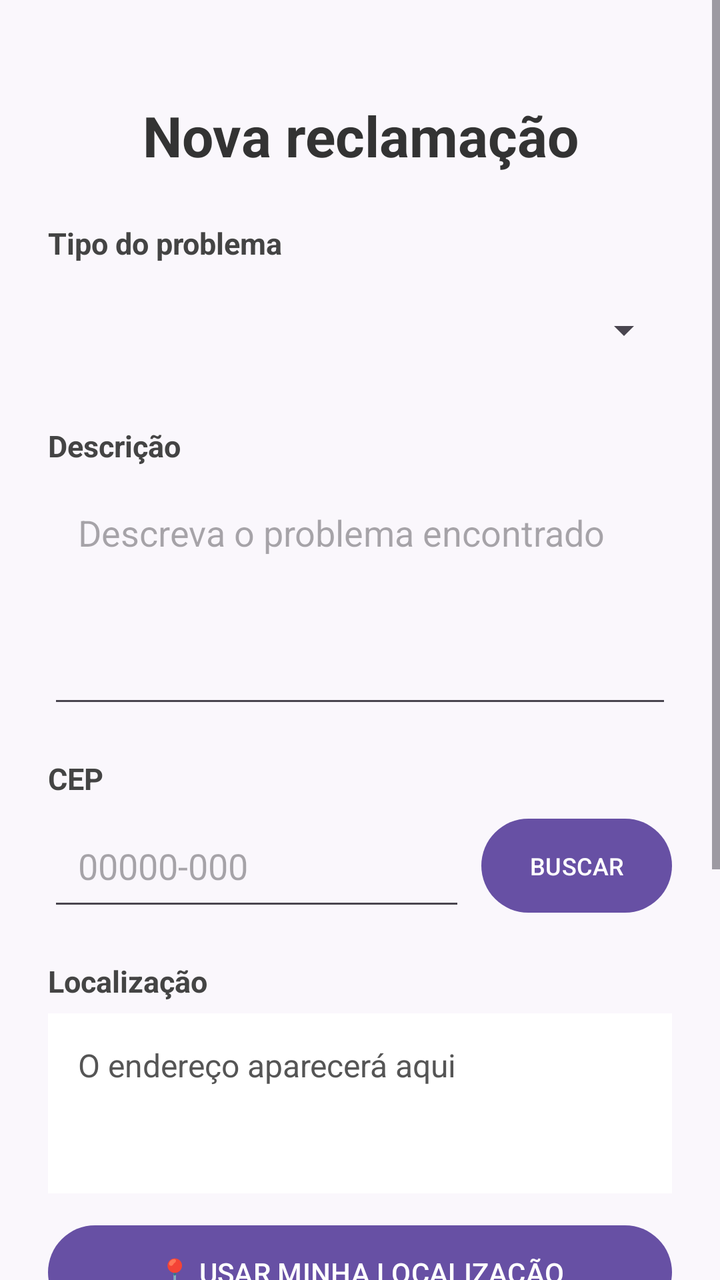
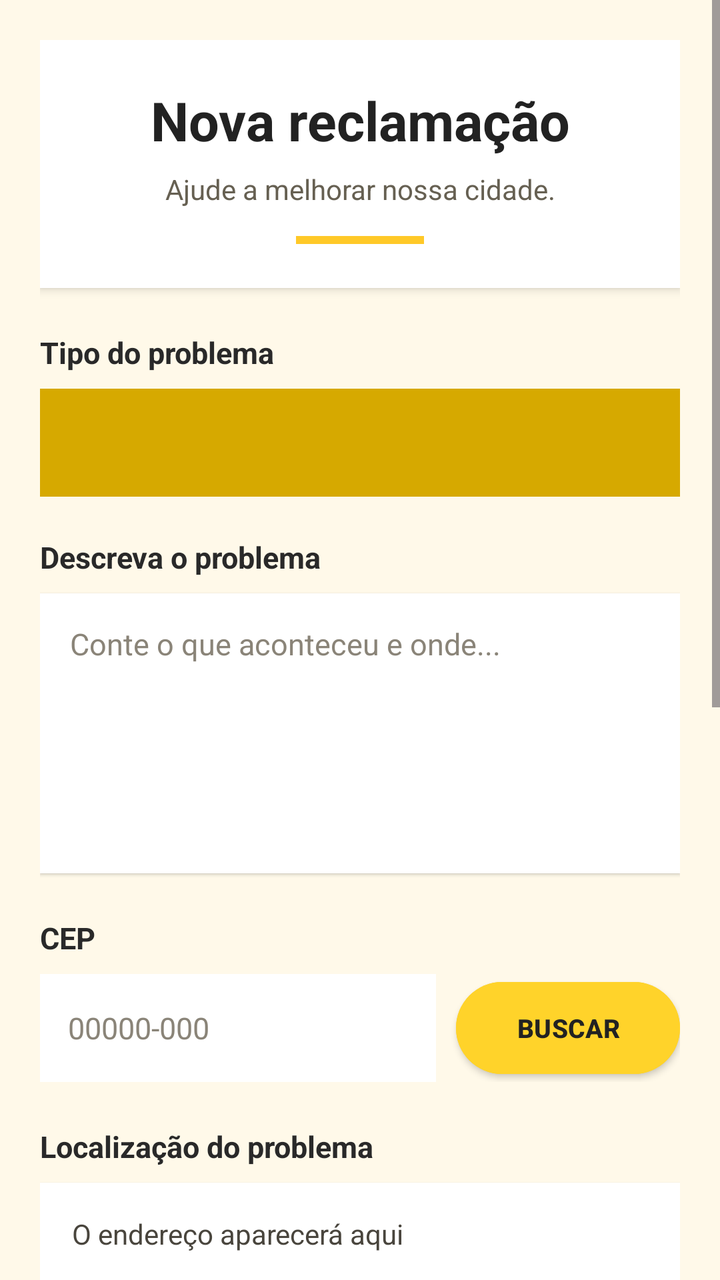

Screens rendered from an Android XML layout before and after an edit, with the pre-edit source and the edit as a unified diff.
<!-- AndroidManifest.xml: application theme Theme.CidadeAtiva -->
<!-- res/layout/activity_reclamacao.xml -->
<?xml version="1.0" encoding="utf-8"?>
<ScrollView
    xmlns:android="http://schemas.android.com/apk/res/android"
    android:layout_width="match_parent"
    android:layout_height="match_parent"
    android:background="#FAF7FC">

    <LinearLayout
        android:layout_width="match_parent"
        android:layout_height="wrap_content"
        android:orientation="vertical"
        android:padding="24dp">

        
        
        

        <TextView
            android:layout_width="match_parent"
            android:layout_height="wrap_content"
            android:text="Nova reclamação"
            android:textSize="28sp"
            android:textStyle="bold"
            android:textColor="#333333"
            android:gravity="center"
            android:layout_marginTop="25dp"
            android:layout_marginBottom="25dp"/>

        
        
        

        <TextView
            android:layout_width="match_parent"
            android:layout_height="wrap_content"
            android:text="Tipo do problema"
            android:textSize="15sp"
            android:textStyle="bold"
            android:textColor="#444444"
            android:layout_marginBottom="6dp"/>

        <Spinner
            android:id="@+id/spinnerTipo"
            android:layout_width="match_parent"
            android:layout_height="55dp"
            android:layout_marginBottom="20dp"/>

        
        
        

        <TextView
            android:layout_width="match_parent"
            android:layout_height="wrap_content"
            android:text="Descrição"
            android:textSize="15sp"
            android:textStyle="bold"
            android:textColor="#444444"
            android:layout_marginBottom="6dp"/>

        <EditText
            android:id="@+id/edtDescricao"
            android:layout_width="match_parent"
            android:layout_height="120dp"
            android:hint="Descreva o problema encontrado"
            android:gravity="top"
            android:inputType="textMultiLine"
            android:padding="15dp"
            android:layout_marginBottom="20dp"/>

        
        
        

        <TextView
            android:layout_width="match_parent"
            android:layout_height="wrap_content"
            android:text="CEP"
            android:textSize="15sp"
            android:textStyle="bold"
            android:textColor="#444444"
            android:layout_marginBottom="6dp"/>

        <LinearLayout
            android:layout_width="match_parent"
            android:layout_height="wrap_content"
            android:orientation="horizontal"
            android:gravity="center_vertical">

            <EditText
                android:id="@+id/edtCep"
                android:layout_width="0dp"
                android:layout_height="55dp"
                android:layout_weight="1"
                android:hint="00000-000"
                android:inputType="number"
                android:maxLength="9"
                android:padding="15dp"/>

            <Button
                android:id="@+id/btnBuscarCep"
                android:layout_width="wrap_content"
                android:layout_height="55dp"
                android:text="BUSCAR"
                android:textSize="12sp"
                android:layout_marginStart="8dp"/>
        </LinearLayout>

        
        
        

        <TextView
            android:layout_width="match_parent"
            android:layout_height="wrap_content"
            android:text="Localização"
            android:textSize="15sp"
            android:textStyle="bold"
            android:textColor="#444444"
            android:layout_marginTop="20dp"
            android:layout_marginBottom="6dp"/>

        <TextView
            android:id="@+id/txtEndereco"
            android:layout_width="match_parent"
            android:layout_height="wrap_content"
            android:text="O endereço aparecerá aqui"
            android:textSize="16sp"
            android:textColor="#555555"
            android:background="#FFFFFF"
            android:padding="15dp"
            android:minHeight="90dp"/>

        
        
        

        <Button
            android:id="@+id/btnLocalizacao"
            android:layout_width="match_parent"
            android:layout_height="55dp"
            android:text="📍 USAR MINHA LOCALIZAÇÃO"
            android:layout_marginTop="12dp"/>

        
        
        

        <Button
            android:id="@+id/btnEnderecoManual"
            android:layout_width="match_parent"
            android:layout_height="55dp"
            android:text="✏️ DIGITAR ENDEREÇO MANUALMENTE"
            android:layout_marginTop="10dp"/>

        
        
        

        <Button
            android:id="@+id/btnFoto"
            android:layout_width="match_parent"
            android:layout_height="55dp"
            android:text="📷 ADICIONAR FOTO"
            android:layout_marginTop="20dp"/>

        <ImageView
            android:id="@+id/imgFoto"
            android:layout_width="match_parent"
            android:layout_height="220dp"
            android:layout_marginTop="10dp"
            android:scaleType="centerCrop"
            android:visibility="gone"/>

        
        
        

        <Button
            android:id="@+id/btnEnviar"
            android:layout_width="match_parent"
            android:layout_height="60dp"
            android:text="ENVIAR RECLAMAÇÃO"
            android:textColor="@android:color/white"
            android:textStyle="bold"
            android:textSize="16sp"
            android:backgroundTint="#6E4DB3"
            android:layout_marginTop="25dp"
            android:layout_marginBottom="30dp"/>

    </LinearLayout>

</ScrollView>
<!-- resources referenced by this layout -->
<resources>
  <style name="Theme.CidadeAtiva" parent="Base.Theme.CidadeAtiva" />
  <style name="Base.Theme.CidadeAtiva" parent="Theme.Material3.DayNight.NoActionBar">
          
          
      </style>
</resources>

<!-- the commit's change to res/layout/activity_reclamacao.xml (unified diff, before → after) -->
@@ -3,31 +3,56 @@
     xmlns:android="http://schemas.android.com/apk/res/android"
     android:layout_width="match_parent"
     android:layout_height="match_parent"
-    android:background="#FAF7FC">
+    android:background="#FFF9E9"
+    android:fillViewport="true">
 
     <LinearLayout
         android:layout_width="match_parent"
         android:layout_height="wrap_content"
         android:orientation="vertical"
-        android:padding="24dp">
-
-        
-        
-        
-
-        <TextView
-            android:layout_width="match_parent"
-            android:layout_height="wrap_content"
-            android:text="Nova reclamação"
-            android:textSize="28sp"
-            android:textStyle="bold"
-            android:textColor="#333333"
+        android:paddingStart="20dp"
+        android:paddingEnd="20dp"
+        android:paddingTop="20dp"
+        android:paddingBottom="28dp">
+
+        
+
+        <LinearLayout
+            android:layout_width="match_parent"
+            android:layout_height="wrap_content"
+            android:orientation="vertical"
             android:gravity="center"
-            android:layout_marginTop="25dp"
-            android:layout_marginBottom="25dp"/>
-
-        
-        
+            android:background="#FFFFFF"
+            android:padding="22dp"
+            android:elevation="3dp"
+            android:layout_marginBottom="22dp">
+
+            <TextView
+                android:layout_width="match_parent"
+                android:layout_height="wrap_content"
+                android:text="Nova reclamação"
+                android:textSize="27sp"
+                android:textStyle="bold"
+                android:textColor="#222222"
+                android:gravity="center"/>
+
+            <TextView
+                android:layout_width="match_parent"
+                android:layout_height="wrap_content"
+                android:text="Ajude a melhorar nossa cidade."
+                android:textSize="14sp"
+                android:textColor="#666052"
+                android:gravity="center"
+                android:layout_marginTop="7dp"/>
+
+            <View
+                android:layout_width="64dp"
+                android:layout_height="4dp"
+                android:background="#FFC928"
+                android:layout_marginTop="14dp"/>
+
+        </LinearLayout>
+
         
 
         <TextView
@@ -36,40 +61,46 @@
             android:text="Tipo do problema"
             android:textSize="15sp"
             android:textStyle="bold"
-            android:textColor="#444444"
-            android:layout_marginBottom="6dp"/>
+            android:textColor="#292929"
+            android:layout_marginBottom="8dp"/>
 
         <Spinner
             android:id="@+id/spinnerTipo"
             android:layout_width="match_parent"
-            android:layout_height="55dp"
+            android:layout_height="54dp"
+            android:backgroundTint="#D6A900"
+            android:background="#FFFFFF"
+            android:paddingStart="10dp"
+            android:paddingEnd="10dp"
             android:layout_marginBottom="20dp"/>
 
         
-        
-        
-
-        <TextView
-            android:layout_width="match_parent"
-            android:layout_height="wrap_content"
-            android:text="Descrição"
-            android:textSize="15sp"
-            android:textStyle="bold"
-            android:textColor="#444444"
-            android:layout_marginBottom="6dp"/>
+
+        <TextView
+            android:layout_width="match_parent"
+            android:layout_height="wrap_content"
+            android:text="Descreva o problema"
+            android:textSize="15sp"
+            android:textStyle="bold"
+            android:textColor="#292929"
+            android:layout_marginBottom="8dp"/>
 
         <EditText
             android:id="@+id/edtDescricao"
             android:layout_width="match_parent"
-            android:layout_height="120dp"
-            android:hint="Descreva o problema encontrado"
-            android:gravity="top"
-            android:inputType="textMultiLine"
+            android:layout_height="140dp"
+            android:hint="Conte o que aconteceu e onde..."
+            android:gravity="top|start"
+            android:inputType="textCapSentences|textMultiLine"
+            android:minLines="4"
             android:padding="15dp"
-            android:layout_marginBottom="20dp"/>
-
-        
-        
+            android:textSize="15sp"
+            android:textColor="#292929"
+            android:textColorHint="#8A8478"
+            android:background="#FFFFFF"
+            android:elevation="1dp"
+            android:layout_marginBottom="22dp"/>
+
         
 
         <TextView
@@ -78,102 +109,159 @@
             android:text="CEP"
             android:textSize="15sp"
             android:textStyle="bold"
-            android:textColor="#444444"
-            android:layout_marginBottom="6dp"/>
+            android:textColor="#292929"
+            android:layout_marginBottom="8dp"/>
 
         <LinearLayout
             android:layout_width="match_parent"
             android:layout_height="wrap_content"
             android:orientation="horizontal"
-            android:gravity="center_vertical">
+            android:gravity="center_vertical"
+            android:layout_marginBottom="22dp">
 
             <EditText
                 android:id="@+id/edtCep"
                 android:layout_width="0dp"
-                android:layout_height="55dp"
+                android:layout_height="54dp"
                 android:layout_weight="1"
                 android:hint="00000-000"
                 android:inputType="number"
                 android:maxLength="9"
-                android:padding="15dp"/>
+                android:singleLine="true"
+                android:paddingStart="14dp"
+                android:paddingEnd="10dp"
+                android:textSize="15sp"
+                android:textColor="#292929"
+                android:textColorHint="#8A8478"
+                android:background="#FFFFFF"/>
 
             <Button
                 android:id="@+id/btnBuscarCep"
-                android:layout_width="wrap_content"
-                android:layout_height="55dp"
+                android:layout_width="112dp"
+                android:layout_height="54dp"
                 android:text="BUSCAR"
-                android:textSize="12sp"
-                android:layout_marginStart="8dp"/>
+                android:textSize="13sp"
+                android:textStyle="bold"
+                android:textColor="#222222"
+                android:backgroundTint="#FFD32A"
+                android:stateListAnimator="@null"
+                android:elevation="2dp"
+                android:layout_marginStart="10dp"/>
+
         </LinearLayout>
 
         
-        
-        
-
-        <TextView
-            android:layout_width="match_parent"
-            android:layout_height="wrap_content"
-            android:text="Localização"
-            android:textSize="15sp"
-            android:textStyle="bold"
-            android:textColor="#444444"
-            android:layout_marginTop="20dp"
-            android:layout_marginBottom="6dp"/>
+
+        <TextView
+            android:layout_width="match_parent"
+            android:layout_height="wrap_content"
+            android:text="Localização do problema"
+            android:textSize="15sp"
+            android:textStyle="bold"
+            android:textColor="#292929"
+            android:layout_marginBottom="8dp"/>
 
         <TextView
             android:id="@+id/txtEndereco"
             android:layout_width="match_parent"
             android:layout_height="wrap_content"
+            android:minHeight="100dp"
+            android:gravity="top|start"
             android:text="O endereço aparecerá aqui"
-            android:textSize="16sp"
-            android:textColor="#555555"
-            android:background="#FFFFFF"
-            android:padding="15dp"
-            android:minHeight="90dp"/>
-
-        
-        
+            android:textSize="14sp"
+            android:textColor="#49453D"
+            android:background="#FFFFFF"
+            android:padding="16dp"
+            android:elevation="1dp"/>
+
+        <TextView
+            android:layout_width="match_parent"
+            android:layout_height="wrap_content"
+            android:text="Escolha como informar o endereço:"
+            android:textSize="13sp"
+            android:textColor="#777064"
+            android:layout_marginTop="10dp"
+            android:layout_marginBottom="10dp"/>
+
         
 
         <Button
             android:id="@+id/btnLocalizacao"
             android:layout_width="match_parent"
-            android:layout_height="55dp"
+            android:layout_height="54dp"
             android:text="📍 USAR MINHA LOCALIZAÇÃO"
-            android:layout_marginTop="12dp"/>
-
-        
-        
+            android:textSize="13sp"
+            android:textStyle="bold"
+            android:textColor="#222222"
+            android:backgroundTint="#FFD32A"
+            android:stateListAnimator="@null"
+            android:elevation="2dp"/>
+
         
 
         <Button
             android:id="@+id/btnEnderecoManual"
             android:layout_width="match_parent"
-            android:layout_height="55dp"
+            android:layout_height="54dp"
             android:text="✏️ DIGITAR ENDEREÇO MANUALMENTE"
+            android:textSize="12sp"
+            android:textStyle="bold"
+            android:textColor="#292929"
+            android:backgroundTint="#FFF0B8"
+            android:stateListAnimator="@null"
+            android:elevation="1dp"
             android:layout_marginTop="10dp"/>
 
         
-        
-        
-
-        <Button
-            android:id="@+id/btnFoto"
-            android:layout_width="match_parent"
-            android:layout_height="55dp"
-            android:text="📷 ADICIONAR FOTO"
-            android:layout_marginTop="20dp"/>
-
-        <ImageView
-            android:id="@+id/imgFoto"
-            android:layout_width="match_parent"
-            android:layout_height="220dp"
-            android:layout_marginTop="10dp"
-            android:scaleType="centerCrop"
-            android:visibility="gone"/>
-
-        
-        
+
+        <LinearLayout
+            android:layout_width="match_parent"
+            android:layout_height="wrap_content"
+            android:orientation="vertical"
+            android:background="#FFFFFF"
+            android:padding="15dp"
+            android:elevation="2dp"
+            android:layout_marginTop="24dp">
+
+            <TextView
+                android:layout_width="match_parent"
+                android:layout_height="wrap_content"
+                android:text="Foto do problema"
+                android:textSize="16sp"
+                android:textStyle="bold"
+                android:textColor="#292929"/>
+
+            <TextView
+                android:layout_width="match_parent"
+                android:layout_height="wrap_content"
+                android:text="Uma foto pode ajudar a identificar a situação."
+                android:textSize="13sp"
+                android:textColor="#777064"
+                android:layout_marginTop="5dp"
+                android:layout_marginBottom="12dp"/>
+
+            <Button
+                android:id="@+id/btnFoto"
+                android:layout_width="match_parent"
+                android:layout_height="52dp"
+                android:text="📷 ADICIONAR FOTO"
+                android:textSize="13sp"
+                android:textStyle="bold"
+                android:textColor="#222222"
+                android:backgroundTint="#FFE58A"
+                android:stateListAnimator="@null"/>
+
+            <ImageView
+                android:id="@+id/imgFoto"
+                android:layout_width="match_parent"
+                android:layout_height="220dp"
+                android:layout_marginTop="12dp"
+                android:scaleType="centerCrop"
+                android:contentDescription="Foto selecionada para a reclamação"
+                android:visibility="gone"/>
+
+        </LinearLayout>
+
         
 
         <Button
@@ -181,12 +269,23 @@
             android:layout_width="match_parent"
             android:layout_height="60dp"
             android:text="ENVIAR RECLAMAÇÃO"
-            android:textColor="@android:color/white"
-            android:textStyle="bold"
-            android:textSize="16sp"
-            android:backgroundTint="#6E4DB3"
-            android:layout_marginTop="25dp"
-            android:layout_marginBottom="30dp"/>
+            android:textColor="#222222"
+            android:textStyle="bold"
+            android:textSize="15sp"
+            android:backgroundTint="#FFD32A"
+            android:stateListAnimator="@null"
+            android:elevation="4dp"
+            android:layout_marginTop="24dp"
+            android:layout_marginBottom="10dp"/>
+
+        <TextView
+            android:layout_width="match_parent"
+            android:layout_height="wrap_content"
+            android:text="Sua participação ajuda a transformar a cidade."
+            android:textSize="12sp"
+            android:textColor="#777064"
+            android:gravity="center"
+            android:layout_marginBottom="10dp"/>
 
     </LinearLayout>
 
